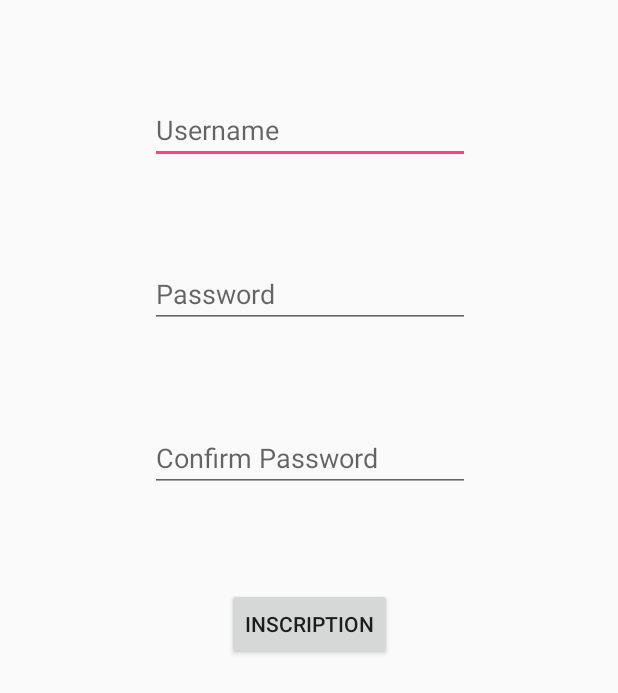
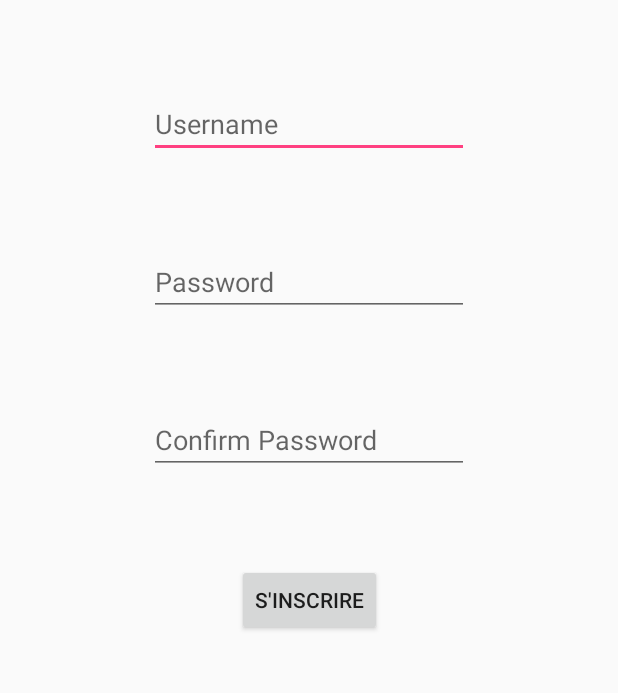
Before and after one commit to Guibaleno/ShopnShopAndroid, an Android app: the layout inscription_activity.xml on its own in the app's theme, with its tools: preview values and no code run, on a phone screen of 412 x 824 dp. Shown: the top 693 px of the screen. Run offline under Robolectric (Android 15) with nearby library versions, the phone set to English and light mode, and no system bars.

Commit message:
commit de mod de login pis signup (texbox/btn)

```diff
--- a/ShopnShop/app/src/main/res/layout/inscription_activity.xml
+++ b/ShopnShop/app/src/main/res/layout/inscription_activity.xml
@@ -7,59 +7,57 @@
     android:layout_height="match_parent">
 
     <EditText
-        android:id="@+id/editText_username"
+        android:id="@+id/editText_username_signup"
         android:layout_width="wrap_content"
         android:layout_height="wrap_content"
         android:layout_marginEnd="8dp"
         android:layout_marginStart="8dp"
-        android:layout_marginTop="64dp"
+        android:layout_marginTop="60dp"
         android:ems="10"
         android:hint="Username"
         android:inputType="textPersonName"
         app:layout_constraintEnd_toEndOf="parent"
-        app:layout_constraintHorizontal_bias="0.503"
         app:layout_constraintStart_toStartOf="parent"
         app:layout_constraintTop_toTopOf="parent" />
 
     <EditText
-        android:id="@+id/editText_password"
+        android:id="@+id/edittext_password_signup"
         android:layout_width="wrap_content"
         android:layout_height="wrap_content"
         android:layout_marginEnd="8dp"
         android:layout_marginStart="8dp"
-        android:layout_marginTop="64dp"
+        android:layout_marginTop="60dp"
         android:ems="10"
         android:hint="Password"
         android:inputType="textPassword"
         app:layout_constraintEnd_toEndOf="parent"
-        app:layout_constraintHorizontal_bias="0.503"
         app:layout_constraintStart_toStartOf="parent"
-        app:layout_constraintTop_toBottomOf="@+id/editText_username" />
+        app:layout_constraintTop_toBottomOf="@+id/editText_username_signup" />
 
     <EditText
-        android:id="@+id/editText_confirmPassword"
+        android:id="@+id/editText_confirmpassword_signup"
         android:layout_width="wrap_content"
         android:layout_height="wrap_content"
         android:layout_marginEnd="8dp"
         android:layout_marginStart="8dp"
-        android:layout_marginTop="64dp"
+        android:layout_marginTop="60dp"
         android:ems="10"
         android:hint="Confirm Password"
         android:inputType="textPassword"
         app:layout_constraintEnd_toEndOf="parent"
-        app:layout_constraintHorizontal_bias="0.503"
         app:layout_constraintStart_toStartOf="parent"
-        app:layout_constraintTop_toBottomOf="@+id/editText_password" />
+        app:layout_constraintTop_toBottomOf="@+id/edittext_password_signup" />
 
     <Button
-        android:id="@+id/btn_inscription"
+        android:id="@+id/btn_signup"
         android:layout_width="wrap_content"
         android:layout_height="wrap_content"
         android:layout_marginEnd="8dp"
         android:layout_marginStart="8dp"
-        android:layout_marginTop="64dp"
-        android:text="inscription"
+        android:layout_marginTop="60dp"
+        android:text="s'inscrire"
         app:layout_constraintEnd_toEndOf="parent"
         app:layout_constraintStart_toStartOf="parent"
-        app:layout_constraintTop_toBottomOf="@+id/editText_confirmPassword" />
+        app:layout_constraintTop_toBottomOf="@+id/editText_confirmpassword_signup" />
+
 </android.support.constraint.ConstraintLayout>
--- a/ShopnShop/app/src/main/res/layout/login_activity.xml
+++ b/ShopnShop/app/src/main/res/layout/login_activity.xml
@@ -7,7 +7,7 @@
     android:layout_height="match_parent">
 
     <EditText
-        android:id="@+id/editText_username"
+        android:id="@+id/editText_username_login"
         android:layout_width="wrap_content"
         android:layout_height="wrap_content"
         android:layout_marginEnd="8dp"
@@ -22,7 +22,7 @@
         app:layout_constraintTop_toTopOf="parent" />
 
     <EditText
-        android:id="@+id/editText_password"
+        android:id="@+id/editText_password_login"
         android:layout_width="wrap_content"
         android:layout_height="45dp"
         android:layout_marginBottom="8dp"
@@ -36,7 +36,7 @@
         app:layout_constraintEnd_toEndOf="parent"
         app:layout_constraintHorizontal_bias="0.503"
         app:layout_constraintStart_toStartOf="parent"
-        app:layout_constraintTop_toBottomOf="@+id/editText_username"
+        app:layout_constraintTop_toBottomOf="@+id/editText_username_signup"
         app:layout_constraintVertical_bias="0.148" />
 
     <Button
@@ -49,5 +49,5 @@
         android:text="connexion"
         app:layout_constraintEnd_toEndOf="parent"
         app:layout_constraintStart_toStartOf="parent"
-        app:layout_constraintTop_toBottomOf="@+id/editText_password" />
+        app:layout_constraintTop_toBottomOf="@+id/editText_password_login" />
 </android.support.constraint.ConstraintLayout>
```
Also changed, not shown: ShopnShop/app/src/main/java/com/example/a533/shopnshop/LoginActivity.java (+31 -1 lines).
